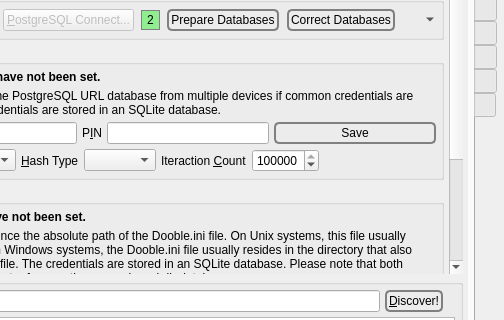
First picture: the form in branches/trunk/GoldBug-UI/spot-on-controlcenter.ui, repository textbrowser/spot-on, before the edit; both pictures show x 156 to 660 and y 171 to 491 of the 660 by 800 pixel window.
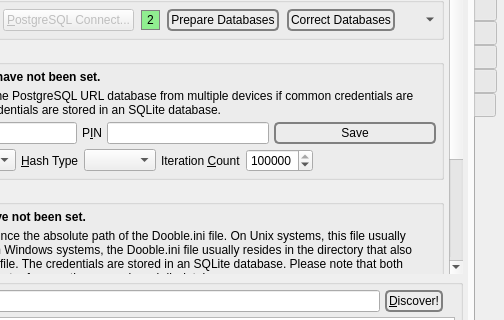
Second picture: the form after the edit. The open tabs and pages were chosen to show the change. Icons and pictures are not drawn. Custom widgets are drawn as their Qt base class.

```diff
--- a/branches/trunk/GoldBug-UI/spot-on-controlcenter.ui
+++ b/branches/trunk/GoldBug-UI/spot-on-controlcenter.ui
@@ -5812,7 +5812,7 @@
                      <item>
                       <widget class="QLabel" name="label_140">
                        <property name="text">
-                        <string>Iteraction &amp;Count</string>
+                        <string>Iteration &amp;Count</string>
                        </property>
                        <property name="buddy">
                         <cstring>commonUrlIterationCount</cstring>
```
Left out of the diff: 2 changed lines with no effect on the pictures.
